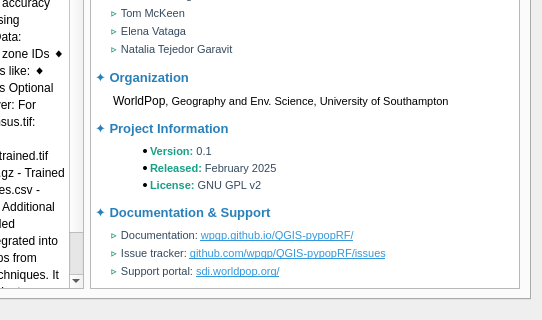
First picture: the form in qgis_pypoprf_dialog_base.ui, repository wpgp/QGIS-pypopRF, before the edit; both pictures show x 368 to 910 and y 202 to 522 of the 910 by 855 pixel window.
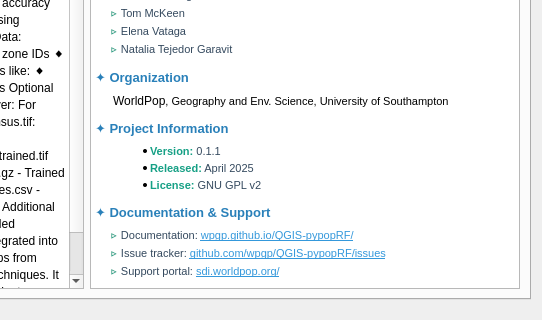
Second picture: the form after the edit. The open tabs and pages were chosen to show the change. Icons and pictures are not drawn. Custom widgets are drawn as their Qt base class.

```diff
--- a/qgis_pypoprf_dialog_base.ui
+++ b/qgis_pypoprf_dialog_base.ui
@@ -701,8 +701,8 @@
 &lt;p style=&quot; margin-top:12px; margin-bottom:8px; margin-left:0px; margin-right:0px; -qt-block-indent:0; text-indent:0px;&quot;&gt;&lt;span style=&quot; font-family:'Segoe UI'; font-size:10pt; font-weight:600; color:#2980b9;&quot;&gt;✦ Organization&lt;/span&gt;&lt;/p&gt;
 &lt;p style=&quot; margin-top:0px; margin-bottom:12px; margin-left:15px; margin-right:0px; -qt-block-indent:0; text-indent:0px;&quot;&gt;&lt;span style=&quot; font-family:'Segoe UI'; font-size:8pt;&quot;&gt; &lt;/span&gt;&lt;span style=&quot; font-family:'Segoe UI'; font-size:9pt;&quot;&gt;WorldPop&lt;/span&gt;&lt;span style=&quot; font-family:'Segoe UI'; font-size:8pt;&quot;&gt;, Geography and Env. Science, University of Southampton&lt;/span&gt;&lt;/p&gt;
 &lt;p style=&quot; margin-top:12px; margin-bottom:8px; margin-left:0px; margin-right:0px; -qt-block-indent:0; text-indent:0px;&quot;&gt;&lt;span style=&quot; font-family:'Segoe UI'; font-size:10pt; font-weight:600; color:#2980b9;&quot;&gt;✦ Project Information&lt;/span&gt;&lt;/p&gt;
-&lt;ul style=&quot;margin-top: 0px; margin-bottom: 0px; margin-left: 0px; margin-right: 0px; -qt-list-indent: 1;&quot;&gt;&lt;li style=&quot; font-family:'Segoe UI'; font-size:8pt;&quot; style=&quot; margin-top:4px; margin-bottom:4px; margin-left:15px; margin-right:0px; -qt-block-indent:0; text-indent:0px;&quot;&gt;&lt;span style=&quot; font-weight:600; color:#16a085;&quot;&gt;Version:&lt;/span&gt;&lt;span style=&quot; color:#34495e;&quot;&gt; 0.1&lt;/span&gt;&lt;/li&gt;
-&lt;li style=&quot; font-family:'Segoe UI'; font-size:8pt;&quot; style=&quot; margin-top:0px; margin-bottom:4px; margin-left:15px; margin-right:0px; -qt-block-indent:0; text-indent:0px;&quot;&gt;&lt;span style=&quot; font-weight:600; color:#16a085;&quot;&gt;Released:&lt;/span&gt;&lt;span style=&quot; color:#34495e;&quot;&gt; February 2025&lt;/span&gt;&lt;/li&gt;
+&lt;ul style=&quot;margin-top: 0px; margin-bottom: 0px; margin-left: 0px; margin-right: 0px; -qt-list-indent: 1;&quot;&gt;&lt;li style=&quot; font-family:'Segoe UI'; font-size:8pt;&quot; style=&quot; margin-top:4px; margin-bottom:4px; margin-left:15px; margin-right:0px; -qt-block-indent:0; text-indent:0px;&quot;&gt;&lt;span style=&quot; font-weight:600; color:#16a085;&quot;&gt;Version:&lt;/span&gt;&lt;span style=&quot; color:#34495e;&quot;&gt; 0.1.1&lt;/span&gt;&lt;/li&gt;
+&lt;li style=&quot; font-family:'Segoe UI'; font-size:8pt;&quot; style=&quot; margin-top:0px; margin-bottom:4px; margin-left:15px; margin-right:0px; -qt-block-indent:0; text-indent:0px;&quot;&gt;&lt;span style=&quot; font-weight:600; color:#16a085;&quot;&gt;Released:&lt;/span&gt;&lt;span style=&quot; color:#34495e;&quot;&gt; April 2025&lt;/span&gt;&lt;/li&gt;
 &lt;li style=&quot; font-family:'Segoe UI'; font-size:8pt;&quot; style=&quot; margin-top:0px; margin-bottom:12px; margin-left:15px; margin-right:0px; -qt-block-indent:0; text-indent:0px;&quot;&gt;&lt;span style=&quot; font-weight:600; color:#16a085;&quot;&gt;License:&lt;/span&gt;&lt;span style=&quot; color:#34495e;&quot;&gt; GNU GPL v2&lt;/span&gt;&lt;/li&gt;&lt;/ul&gt;
 &lt;p style=&quot; margin-top:12px; margin-bottom:8px; margin-left:0px; margin-right:0px; -qt-block-indent:0; text-indent:0px;&quot;&gt;&lt;span style=&quot; font-family:'Segoe UI'; font-size:10pt; font-weight:600; color:#2980b9;&quot;&gt;✦ Documentation &amp;amp; Support&lt;/span&gt;&lt;/p&gt;
 &lt;p style=&quot; margin-top:0px; margin-bottom:4px; margin-left:15px; margin-right:0px; -qt-block-indent:0; text-indent:0px;&quot;&gt;&lt;span style=&quot; font-family:'Segoe UI'; font-size:8pt; color:#16a085;&quot;&gt;▹&lt;/span&gt;&lt;span style=&quot; font-family:'Segoe UI'; font-size:8pt; color:#34495e;&quot;&gt; Documentation: &lt;/span&gt;&lt;a href=&quot;https://wpgp.github.io/QGIS-pypopRF/&quot;&gt;&lt;span style=&quot; font-family:'Segoe UI'; font-size:8pt; text-decoration: underline; color:#3498db;&quot;&gt;wpgp.github.io/QGIS-pypopRF/&lt;/span&gt;&lt;/a&gt;&lt;/p&gt;
```
Left out of the diff: 2 changed lines with no effect on the pictures.
